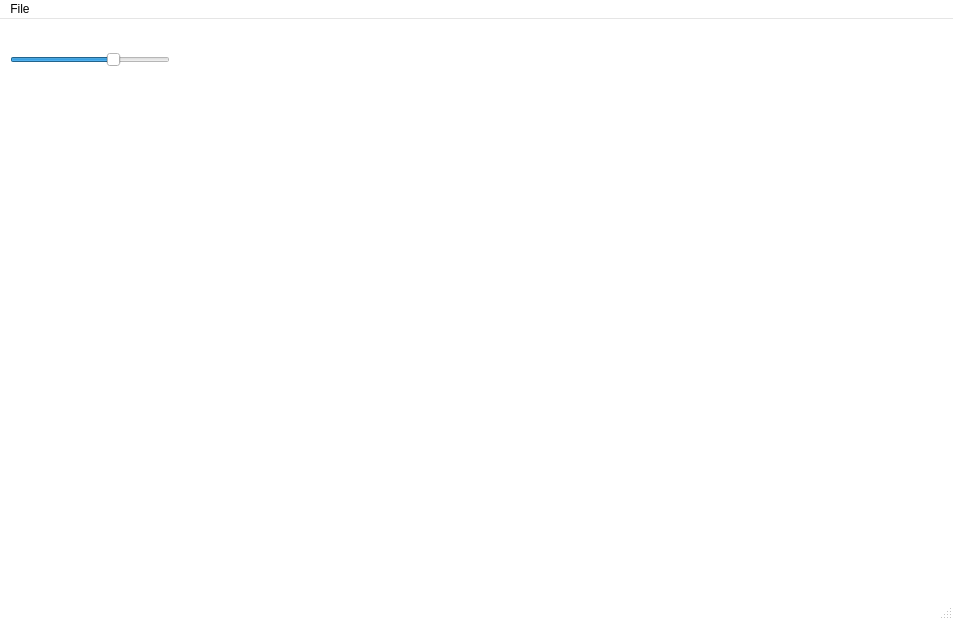
gaowudao/CRITERIA3D, file testInterface/mainwindow.ui: the form before one commit.
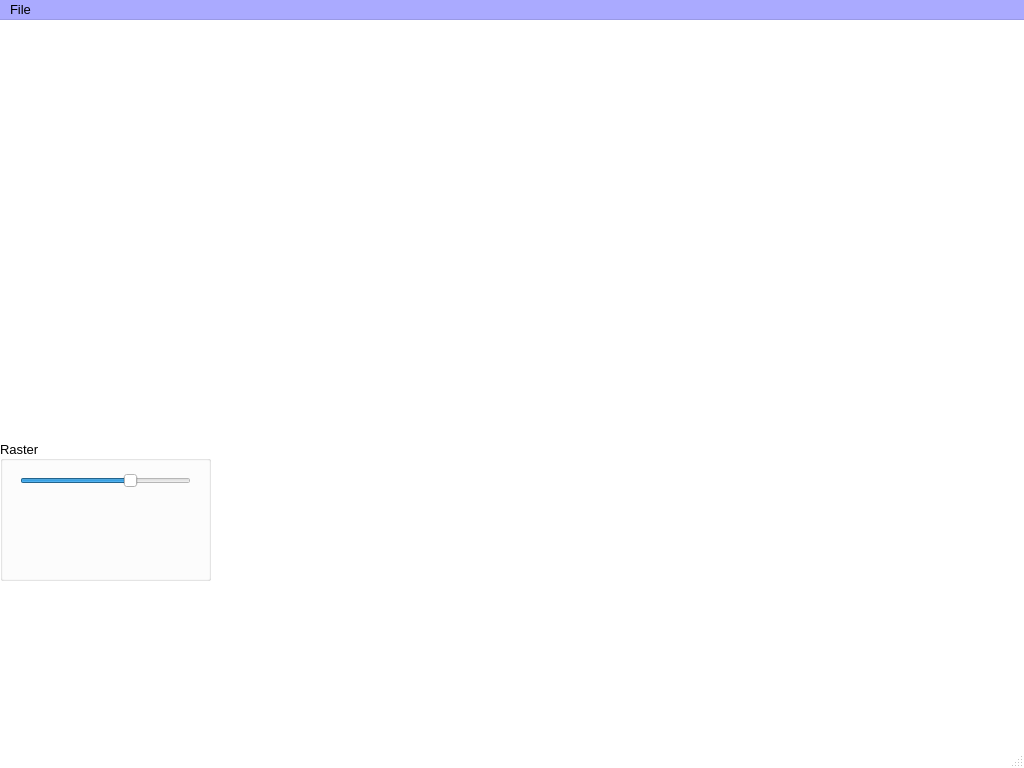
The form after the commit.

```diff
--- a/testInterface/mainwindow.ui
+++ b/testInterface/mainwindow.ui
@@ -6,8 +6,8 @@
    <rect>
     <x>0</x>
     <y>0</y>
-    <width>953</width>
-    <height>620</height>
+    <width>1024</width>
+    <height>768</height>
    </rect>
   </property>
   <property name="palette">
@@ -425,9 +425,20 @@
     </disabled>
    </palette>
   </property>
+  <property name="font">
+   <font>
+    <family>Arial</family>
+    <pointsize>10</pointsize>
+    <weight>50</weight>
+    <bold>false</bold>
+   </font>
+  </property>
   <property name="windowTitle">
    <string>Criteria3D</string>
   </property>
+  <property name="autoFillBackground">
+   <bool>false</bool>
+  </property>
   <property name="animated">
    <bool>false</bool>
   </property>
@@ -447,43 +458,509 @@
    <widget class="QWidget" name="widgetMap" native="true">
     <property name="geometry">
      <rect>
-      <x>200</x>
-      <y>10</y>
+      <x>220</x>
+      <y>0</y>
       <width>731</width>
-      <height>551</height>
+      <height>561</height>
      </rect>
     </property>
+    <property name="font">
+     <font>
+      <family>Arial</family>
+     </font>
+    </property>
     <property name="mouseTracking">
      <bool>true</bool>
     </property>
    </widget>
-   <widget class="QSlider" name="opacitySlider">
+   <widget class="QGroupBox" name="groupBoxRaster">
     <property name="geometry">
      <rect>
-      <x>10</x>
-      <y>30</y>
-      <width>160</width>
-      <height>22</height>
+      <x>0</x>
+      <y>420</y>
+      <width>211</width>
+      <height>141</height>
      </rect>
     </property>
-    <property name="toolTip">
-     <string>Raster opacity</string>
+    <property name="palette">
+     <palette>
+      <active>
+       <colorrole role="WindowText">
+        <brush brushstyle="SolidPattern">
+         <color alpha="255">
+          <red>0</red>
+          <green>0</green>
+          <blue>0</blue>
+         </color>
+        </brush>
+       </colorrole>
+       <colorrole role="Button">
+        <brush brushstyle="SolidPattern">
+         <color alpha="255">
+          <red>255</red>
+          <green>255</green>
+          <blue>255</blue>
+         </color>
+        </brush>
+       </colorrole>
+       <colorrole role="Light">
+        <brush brushstyle="SolidPattern">
+         <color alpha="255">
+          <red>255</red>
+          <green>255</green>
+          <blue>255</blue>
+         </color>
+        </brush>
+       </colorrole>
+       <colorrole role="Midlight">
+        <brush brushstyle="SolidPattern">
+         <color alpha="255">
+          <red>255</red>
+          <green>255</green>
+          <blue>255</blue>
+         </color>
+        </brush>
+       </colorrole>
+       <colorrole role="Dark">
+        <brush brushstyle="SolidPattern">
+         <color alpha="255">
+          <red>127</red>
+          <green>127</green>
+          <blue>127</blue>
+         </color>
+        </brush>
+       </colorrole>
+       <colorrole role="Mid">
+        <brush brushstyle="SolidPattern">
+         <color alpha="255">
+          <red>170</red>
+          <green>170</green>
+          <blue>170</blue>
+         </color>
+        </brush>
+       </colorrole>
+       <colorrole role="Text">
+        <brush brushstyle="SolidPattern">
+         <color alpha="255">
+          <red>0</red>
+          <green>0</green>
+          <blue>0</blue>
+         </color>
+        </brush>
+       </colorrole>
+       <colorrole role="BrightText">
+        <brush brushstyle="SolidPattern">
+         <color alpha="255">
+          <red>255</red>
+          <green>255</green>
+          <blue>255</blue>
+         </color>
+        </brush>
+       </colorrole>
+       <colorrole role="ButtonText">
+        <brush brushstyle="SolidPattern">
+         <color alpha="255">
+          <red>0</red>
+          <green>0</green>
+          <blue>0</blue>
+         </color>
+        </brush>
+       </colorrole>
+       <colorrole role="Base">
+        <brush brushstyle="SolidPattern">
+         <color alpha="255">
+          <red>255</red>
+          <green>255</green>
+          <blue>255</blue>
+         </color>
+        </brush>
+       </colorrole>
+       <colorrole role="Window">
+        <brush brushstyle="SolidPattern">
+         <color alpha="255">
+          <red>255</red>
+          <green>255</green>
+          <blue>255</blue>
+         </color>
+        </brush>
+       </colorrole>
+       <colorrole role="Shadow">
+        <brush brushstyle="SolidPattern">
+         <color alpha="255">
+          <red>0</red>
+          <green>0</green>
+          <blue>0</blue>
+         </color>
+        </brush>
+       </colorrole>
+       <colorrole role="AlternateBase">
+        <brush brushstyle="SolidPattern">
+         <color alpha="255">
+          <red>255</red>
+          <green>255</green>
+          <blue>255</blue>
+         </color>
+        </brush>
+       </colorrole>
+       <colorrole role="ToolTipBase">
+        <brush brushstyle="SolidPattern">
+         <color alpha="255">
+          <red>255</red>
+          <green>255</green>
+          <blue>220</blue>
+         </color>
+        </brush>
+       </colorrole>
+       <colorrole role="ToolTipText">
+        <brush brushstyle="SolidPattern">
+         <color alpha="255">
+          <red>0</red>
+          <green>0</green>
+          <blue>0</blue>
+         </color>
+        </brush>
+       </colorrole>
+      </active>
+      <inactive>
+       <colorrole role="WindowText">
+        <brush brushstyle="SolidPattern">
+         <color alpha="255">
+          <red>0</red>
+          <green>0</green>
+          <blue>0</blue>
+         </color>
+        </brush>
+       </colorrole>
+       <colorrole role="Button">
+        <brush brushstyle="SolidPattern">
+         <color alpha="255">
+          <red>255</red>
+          <green>255</green>
+          <blue>255</blue>
+         </color>
+        </brush>
+       </colorrole>
+       <colorrole role="Light">
+        <brush brushstyle="SolidPattern">
+         <color alpha="255">
+          <red>255</red>
+          <green>255</green>
+          <blue>255</blue>
+         </color>
+        </brush>
+       </colorrole>
+       <colorrole role="Midlight">
+        <brush brushstyle="SolidPattern">
+         <color alpha="255">
+          <red>255</red>
+          <green>255</green>
+          <blue>255</blue>
+         </color>
+        </brush>
+       </colorrole>
+       <colorrole role="Dark">
+        <brush brushstyle="SolidPattern">
+         <color alpha="255">
+          <red>127</red>
+          <green>127</green>
+          <blue>127</blue>
+         </color>
+        </brush>
+       </colorrole>
+       <colorrole role="Mid">
+        <brush brushstyle="SolidPattern">
+         <color alpha="255">
+          <red>170</red>
+          <green>170</green>
+          <blue>170</blue>
+         </color>
+        </brush>
+       </colorrole>
+       <colorrole role="Text">
+        <brush brushstyle="SolidPattern">
+         <color alpha="255">
+          <red>0</red>
+          <green>0</green>
+          <blue>0</blue>
+         </color>
+        </brush>
+       </colorrole>
+       <colorrole role="BrightText">
+        <brush brushstyle="SolidPattern">
+         <color alpha="255">
+          <red>255</red>
+          <green>255</green>
+          <blue>255</blue>
+         </color>
+        </brush>
+       </colorrole>
+       <colorrole role="ButtonText">
+        <brush brushstyle="SolidPattern">
+         <color alpha="255">
+          <red>0</red>
+          <green>0</green>
+          <blue>0</blue>
+         </color>
+        </brush>
+       </colorrole>
+       <colorrole role="Base">
+        <brush brushstyle="SolidPattern">
+         <color alpha="255">
+          <red>255</red>
+          <green>255</green>
+          <blue>255</blue>
+         </color>
+        </brush>
+       </colorrole>
+       <colorrole role="Window">
+        <brush brushstyle="SolidPattern">
+         <color alpha="255">
+          <red>255</red>
+          <green>255</green>
+          <blue>255</blue>
+         </color>
+        </brush>
+       </colorrole>
+       <colorrole role="Shadow">
+        <brush brushstyle="SolidPattern">
+         <color alpha="255">
+          <red>0</red>
+          <green>0</green>
+          <blue>0</blue>
+         </color>
+        </brush>
+       </colorrole>
+       <colorrole role="AlternateBase">
+        <brush brushstyle="SolidPattern">
+         <color alpha="255">
+          <red>255</red>
+          <green>255</green>
+          <blue>255</blue>
+         </color>
+        </brush>
+       </colorrole>
+       <colorrole role="ToolTipBase">
+        <brush brushstyle="SolidPattern">
+         <color alpha="255">
+          <red>255</red>
+          <green>255</green>
+          <blue>220</blue>
+         </color>
+        </brush>
+       </colorrole>
+       <colorrole role="ToolTipText">
+        <brush brushstyle="SolidPattern">
+         <color alpha="255">
+          <red>0</red>
+          <green>0</green>
+          <blue>0</blue>
+         </color>
+        </brush>
+       </colorrole>
+      </inactive>
+      <disabled>
+       <colorrole role="WindowText">
+        <brush brushstyle="SolidPattern">
+         <color alpha="255">
+          <red>127</red>
+          <green>127</green>
+          <blue>127</blue>
+         </color>
+        </brush>
+       </colorrole>
+       <colorrole role="Button">
+        <brush brushstyle="SolidPattern">
+         <color alpha="255">
+          <red>255</red>
+          <green>255</green>
+          <blue>255</blue>
+         </color>
+        </brush>
+       </colorrole>
+       <colorrole role="Light">
+        <brush brushstyle="SolidPattern">
+         <color alpha="255">
+          <red>255</red>
+          <green>255</green>
+          <blue>255</blue>
+         </color>
+        </brush>
+       </colorrole>
+       <colorrole role="Midlight">
+        <brush brushstyle="SolidPattern">
+         <color alpha="255">
+          <red>255</red>
+          <green>255</green>
+          <blue>255</blue>
+         </color>
+        </brush>
+       </colorrole>
+       <colorrole role="Dark">
+        <brush brushstyle="SolidPattern">
+         <color alpha="255">
+          <red>127</red>
+          <green>127</green>
+          <blue>127</blue>
+         </color>
+        </brush>
+       </colorrole>
+       <colorrole role="Mid">
+        <brush brushstyle="SolidPattern">
+         <color alpha="255">
+          <red>170</red>
+          <green>170</green>
+          <blue>170</blue>
+         </color>
+        </brush>
+       </colorrole>
+       <colorrole role="Text">
+        <brush brushstyle="SolidPattern">
+         <color alpha="255">
+          <red>127</red>
+          <green>127</green>
+          <blue>127</blue>
+         </color>
+        </brush>
+       </colorrole>
+       <colorrole role="BrightText">
+        <brush brushstyle="SolidPattern">
+         <color alpha="255">
+          <red>255</red>
+          <green>255</green>
+          <blue>255</blue>
+         </color>
+        </brush>
+       </colorrole>
+       <colorrole role="ButtonText">
+        <brush brushstyle="SolidPattern">
+         <color alpha="255">
+          <red>127</red>
+          <green>127</green>
+          <blue>127</blue>
+         </color>
+        </brush>
+       </colorrole>
+       <colorrole role="Base">
+        <brush brushstyle="SolidPattern">
+         <color alpha="255">
+          <red>255</red>
+          <green>255</green>
+          <blue>255</blue>
+         </color>
+        </brush>
+       </colorrole>
+       <colorrole role="Window">
+        <brush brushstyle="SolidPattern">
+         <color alpha="255">
+          <red>255</red>
+          <green>255</green>
+          <blue>255</blue>
+         </color>
+        </brush>
+       </colorrole>
+       <colorrole role="Shadow">
+        <brush brushstyle="SolidPattern">
+         <color alpha="255">
+          <red>0</red>
+          <green>0</green>
+          <blue>0</blue>
+         </color>
+        </brush>
+       </colorrole>
+       <colorrole role="AlternateBase">
+        <brush brushstyle="SolidPattern">
+         <color alpha="255">
+          <red>255</red>
+          <green>255</green>
+          <blue>255</blue>
+         </color>
+        </brush>
+       </colorrole>
+       <colorrole role="ToolTipBase">
+        <brush brushstyle="SolidPattern">
+         <color alpha="255">
+          <red>255</red>
+          <green>255</green>
+          <blue>220</blue>
+         </color>
+        </brush>
+       </colorrole>
+       <colorrole role="ToolTipText">
+        <brush brushstyle="SolidPattern">
+         <color alpha="255">
+          <red>0</red>
+          <green>0</green>
+          <blue>0</blue>
+         </color>
+        </brush>
+       </colorrole>
+      </disabled>
+     </palette>
     </property>
-    <property name="toolTipDuration">
-     <number>2</number>
+    <property name="font">
+     <font>
+      <pointsize>10</pointsize>
+     </font>
     </property>
-    <property name="accessibleName">
-     <string>Raster opacity</string>
+    <property name="autoFillBackground">
+     <bool>false</bool>
     </property>
-    <property name="maximum">
-     <number>100</number>
+    <property name="title">
+     <string notr="true">Raster</string>
     </property>
-    <property name="value">
-     <number>66</number>
+    <property name="alignment">
+     <set>Qt::AlignLeading|Qt::AlignLeft|Qt::AlignVCenter</set>
     </property>
-    <property name="orientation">
-     <enum>Qt::Horizontal</enum>
-    </property>
+    <widget class="QSlider" name="opacitySlider">
+     <property name="geometry">
+      <rect>
+       <x>20</x>
+       <y>30</y>
+       <width>171</width>
+       <height>22</height>
+      </rect>
+     </property>
+     <property name="toolTip">
+      <string>Raster opacity</string>
+     </property>
+     <property name="toolTipDuration">
+      <number>-1</number>
+     </property>
+     <property name="statusTip">
+      <string notr="true"/>
+     </property>
+     <property name="whatsThis">
+      <string notr="true"/>
+     </property>
+     <property name="accessibleName">
+      <string/>
+     </property>
+     <property name="accessibleDescription">
+      <string/>
+     </property>
+     <property name="maximum">
+      <number>100</number>
+     </property>
+     <property name="value">
+      <number>66</number>
+     </property>
+     <property name="orientation">
+      <enum>Qt::Horizontal</enum>
+     </property>
+    </widget>
+    <widget class="QWidget" name="widgetColorLegend" native="true">
+     <property name="geometry">
+      <rect>
+       <x>-1</x>
+       <y>70</y>
+       <width>211</width>
+       <height>50</height>
+      </rect>
+     </property>
+     <property name="toolTip">
+      <string>Raster colors</string>
+     </property>
+    </widget>
    </widget>
   </widget>
   <widget class="QMenuBar" name="menuBar">
@@ -491,10 +968,428 @@
     <rect>
      <x>0</x>
      <y>0</y>
-     <width>953</width>
+     <width>1024</width>
      <height>26</height>
     </rect>
    </property>
+   <property name="palette">
+    <palette>
+     <active>
+      <colorrole role="WindowText">
+       <brush brushstyle="SolidPattern">
+        <color alpha="255">
+         <red>0</red>
+         <green>0</green>
+         <blue>0</blue>
+        </color>
+       </brush>
+      </colorrole>
+      <colorrole role="Button">
+       <brush brushstyle="SolidPattern">
+        <color alpha="255">
+         <red>170</red>
+         <green>170</green>
+         <blue>255</blue>
+        </color>
+       </brush>
+      </colorrole>
+      <colorrole role="Light">
+       <brush brushstyle="SolidPattern">
+        <color alpha="255">
+         <red>255</red>
+         <green>255</green>
+         <blue>255</blue>
+        </color>
+       </brush>
+      </colorrole>
+      <colorrole role="Midlight">
+       <brush brushstyle="SolidPattern">
+        <color alpha="255">
+         <red>212</red>
+         <green>212</green>
+         <blue>255</blue>
+        </color>
+       </brush>
+      </colorrole>
+      <colorrole role="Dark">
+       <brush brushstyle="SolidPattern">
+        <color alpha="255">
+         <red>85</red>
+         <green>85</green>
+         <blue>127</blue>
+        </color>
+       </brush>
+      </colorrole>
+      <colorrole role="Mid">
+       <brush brushstyle="SolidPattern">
+        <color alpha="255">
+         <red>113</red>
+         <green>113</green>
+         <blue>170</blue>
+        </color>
+       </brush>
+      </colorrole>
+      <colorrole role="Text">
+       <brush brushstyle="SolidPattern">
+        <color alpha="255">
+         <red>0</red>
+         <green>0</green>
+         <blue>0</blue>
+        </color>
+       </brush>
+      </colorrole>
+      <colorrole role="BrightText">
+       <brush brushstyle="SolidPattern">
+        <color alpha="255">
+         <red>255</red>
+         <green>255</green>
+         <blue>255</blue>
+        </color>
+       </brush>
+      </colorrole>
+      <colorrole role="ButtonText">
+       <brush brushstyle="SolidPattern">
+        <color alpha="255">
+         <red>0</red>
+         <green>0</green>
+         <blue>0</blue>
+        </color>
+       </brush>
+      </colorrole>
+      <colorrole role="Base">
+       <brush brushstyle="SolidPattern">
+        <color alpha="255">
+         <red>255</red>
+         <green>255</green>
+         <blue>255</blue>
+        </color>
+       </brush>
+      </colorrole>
+      <colorrole role="Window">
+       <brush brushstyle="SolidPattern">
+        <color alpha="255">
+         <red>170</red>
+         <green>170</green>
+         <blue>255</blue>
+        </color>
+       </brush>
+      </colorrole>
+      <colorrole role="Shadow">
+       <brush brushstyle="SolidPattern">
+        <color alpha="255">
+         <red>0</red>
+         <green>0</green>
+         <blue>0</blue>
+        </color>
+       </brush>
+      </colorrole>
+      <colorrole role="AlternateBase">
+       <brush brushstyle="SolidPattern">
+        <color alpha="255">
+         <red>212</red>
+         <green>212</green>
+         <blue>255</blue>
+        </color>
+       </brush>
+      </colorrole>
+      <colorrole role="ToolTipBase">
+       <brush brushstyle="SolidPattern">
+        <color alpha="255">
+         <red>255</red>
+         <green>255</green>
+         <blue>220</blue>
+        </color>
+       </brush>
+      </colorrole>
+      <colorrole role="ToolTipText">
+       <brush brushstyle="SolidPattern">
+        <color alpha="255">
+         <red>0</red>
+         <green>0</green>
+         <blue>0</blue>
+        </color>
+       </brush>
+      </colorrole>
+     </active>
+     <inactive>
+      <colorrole role="WindowText">
+       <brush brushstyle="SolidPattern">
+        <color alpha="255">
+         <red>0</red>
+         <green>0</green>
+         <blue>0</blue>
+        </color>
+       </brush>
+      </colorrole>
+      <colorrole role="Button">
+       <brush brushstyle="SolidPattern">
+        <color alpha="255">
+         <red>170</red>
+         <green>170</green>
+         <blue>255</blue>
+        </color>
+       </brush>
+      </colorrole>
+      <colorrole role="Light">
+       <brush brushstyle="SolidPattern">
+        <color alpha="255">
+         <red>255</red>
+         <green>255</green>
+         <blue>255</blue>
+        </color>
+       </brush>
+      </colorrole>
+      <colorrole role="Midlight">
+       <brush brushstyle="SolidPattern">
+        <color alpha="255">
+         <red>212</red>
+         <green>212</green>
+         <blue>255</blue>
+        </color>
+       </brush>
+      </colorrole>
+      <colorrole role="Dark">
+       <brush brushstyle="SolidPattern">
+        <color alpha="255">
+         <red>85</red>
+         <green>85</green>
+         <blue>127</blue>
+        </color>
+       </brush>
+      </colorrole>
+      <colorrole role="Mid">
+       <brush brushstyle="SolidPattern">
+        <color alpha="255">
+         <red>113</red>
+         <green>113</green>
+         <blue>170</blue>
+        </color>
+       </brush>
+      </colorrole>
+      <colorrole role="Text">
+       <brush brushstyle="SolidPattern">
+        <color alpha="255">
+         <red>0</red>
+         <green>0</green>
+         <blue>0</blue>
+        </color>
+       </brush>
+      </colorrole>
+      <colorrole role="BrightText">
+       <brush brushstyle="SolidPattern">
+        <color alpha="255">
+         <red>255</red>
+         <green>255</green>
+         <blue>255</blue>
+        </color>
+       </brush>
+      </colorrole>
+      <colorrole role="ButtonText">
+       <brush brushstyle="SolidPattern">
+        <color alpha="255">
+         <red>0</red>
+         <green>0</green>
+         <blue>0</blue>
+        </color>
+       </brush>
+      </colorrole>
+      <colorrole role="Base">
+       <brush brushstyle="SolidPattern">
+        <color alpha="255">
+         <red>255</red>
+         <green>255</green>
+         <blue>255</blue>
+        </color>
+       </brush>
+      </colorrole>
+      <colorrole role="Window">
+       <brush brushstyle="SolidPattern">
+        <color alpha="255">
+         <red>170</red>
+         <green>170</green>
+         <blue>255</blue>
+        </color>
+       </brush>
+      </colorrole>
+      <colorrole role="Shadow">
+       <brush brushstyle="SolidPattern">
+        <color alpha="255">
+         <red>0</red>
+         <green>0</green>
+         <blue>0</blue>
+        </color>
+       </brush>
+      </colorrole>
+      <colorrole role="AlternateBase">
+       <brush brushstyle="SolidPattern">
+        <color alpha="255">
+         <red>212</red>
+         <green>212</green>
+         <blue>255</blue>
+        </color>
+       </brush>
+      </colorrole>
+      <colorrole role="ToolTipBase">
+       <brush brushstyle="SolidPattern">
+        <color alpha="255">
+         <red>255</red>
+         <green>255</green>
+         <blue>220</blue>
+        </color>
+       </brush>
+      </colorrole>
+      <colorrole role="ToolTipText">
+       <brush brushstyle="SolidPattern">
+        <color alpha="255">
+         <red>0</red>
+         <green>0</green>
+         <blue>0</blue>
+        </color>
+       </brush>
+      </colorrole>
+     </inactive>
+     <disabled>
+      <colorrole role="WindowText">
+       <brush brushstyle="SolidPattern">
+        <color alpha="255">
+         <red>85</red>
+         <green>85</green>
+         <blue>127</blue>
+        </color>
+       </brush>
+      </colorrole>
+      <colorrole role="Button">
+       <brush brushstyle="SolidPattern">
+        <color alpha="255">
+         <red>170</red>
+         <green>170</green>
+         <blue>255</blue>
+        </color>
+       </brush>
+      </colorrole>
+      <colorrole role="Light">
+       <brush brushstyle="SolidPattern">
+        <color alpha="255">
+         <red>255</red>
+         <green>255</green>
+         <blue>255</blue>
+        </color>
+       </brush>
+      </colorrole>
+      <colorrole role="Midlight">
+       <brush brushstyle="SolidPattern">
+        <color alpha="255">
+         <red>212</red>
+         <green>212</green>
+         <blue>255</blue>
+        </color>
+       </brush>
+      </colorrole>
+      <colorrole role="Dark">
+       <brush brushstyle="SolidPattern">
+        <color alpha="255">
+         <red>85</red>
+         <green>85</green>
+         <blue>127</blue>
+        </color>
+       </brush>
+      </colorrole>
+      <colorrole role="Mid">
+       <brush brushstyle="SolidPattern">
+        <color alpha="255">
+         <red>113</red>
+         <green>113</green>
+         <blue>170</blue>
+        </color>
+       </brush>
+      </colorrole>
+      <colorrole role="Text">
+       <brush brushstyle="SolidPattern">
+        <color alpha="255">
+         <red>85</red>
+         <green>85</green>
+         <blue>127</blue>
+        </color>
+       </brush>
+      </colorrole>
+      <colorrole role="BrightText">
+       <brush brushstyle="SolidPattern">
+        <color alpha="255">
+         <red>255</red>
+         <green>255</green>
+         <blue>255</blue>
+        </color>
+       </brush>
+      </colorrole>
+      <colorrole role="ButtonText">
+       <brush brushstyle="SolidPattern">
+        <color alpha="255">
+         <red>85</red>
+         <green>85</green>
+         <blue>127</blue>
+        </color>
+       </brush>
+      </colorrole>
+      <colorrole role="Base">
+       <brush brushstyle="SolidPattern">
+        <color alpha="255">
+         <red>170</red>
+         <green>170</green>
+         <blue>255</blue>
+        </color>
+       </brush>
+      </colorrole>
+      <colorrole role="Window">
+       <brush brushstyle="SolidPattern">
+        <color alpha="255">
+         <red>170</red>
+         <green>170</green>
+         <blue>255</blue>
+        </color>
+       </brush>
+      </colorrole>
+      <colorrole role="Shadow">
+       <brush brushstyle="SolidPattern">
+        <color alpha="255">
+         <red>0</red>
+         <green>0</green>
+         <blue>0</blue>
+        </color>
+       </brush>
+      </colorrole>
+      <colorrole role="AlternateBase">
+       <brush brushstyle="SolidPattern">
+        <color alpha="255">
+         <red>170</red>
+         <green>170</green>
+         <blue>255</blue>
+        </color>
+       </brush>
+      </colorrole>
+      <colorrole role="ToolTipBase">
+       <brush brushstyle="SolidPattern">
+        <color alpha="255">
+         <red>255</red>
+         <green>255</green>
+         <blue>220</blue>
+        </color>
+       </brush>
+      </colorrole>
+      <colorrole role="ToolTipText">
+       <brush brushstyle="SolidPattern">
+        <color alpha="255">
+         <red>0</red>
+         <green>0</green>
+         <blue>0</blue>
+        </color>
+       </brush>
+      </colorrole>
+     </disabled>
+    </palette>
+   </property>
+   <property name="autoFillBackground">
+    <bool>false</bool>
+   </property>
    <widget class="QMenu" name="menuFile">
     <property name="title">
      <string>File</string>
```
